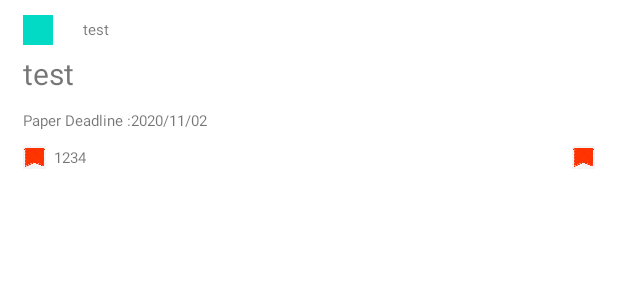
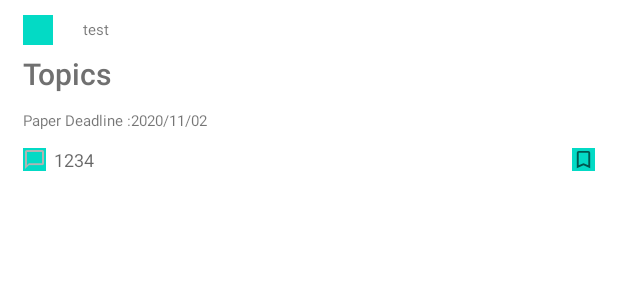
Before and after one commit to axuy312/wikiCFP_APP, an Android app: the layout conference_list_item.xml on its own in the app's theme, with its tools: preview values and no code run, on a phone screen of 412 x 824 dp. Shown: the top 300 px of the screen. Run offline under Robolectric (Android 15) with nearby library versions, the phone set to English and light mode, and no system bars.

Commit message:
Adsf (#7)
* ADSFAaron 12/4 Commit

* ADSFAaron 12/4_2 Commit

* ADSFAaron 12/4 23:14 Merge

* Update README.md

update date

```diff
--- a/app/build.gradle
+++ b/app/build.gradle
@@ -5,7 +5,7 @@ plugins {
 
 android {
     compileSdkVersion 30
-    buildToolsVersion "30.0.2"
+    buildToolsVersion '30.0.2'
 
     defaultConfig {
         applicationId "com.example.conference_infinity"
--- a/app/src/main/AndroidManifest.xml
+++ b/app/src/main/AndroidManifest.xml
@@ -9,7 +9,7 @@
         android:roundIcon="@mipmap/ic_launcher_round"
         android:supportsRtl="true"
         android:theme="@style/Theme.Conference_Infinity">
-        <activity android:name=".ArticleActivity"></activity>
+        <activity android:name=".ArticleActivity" />
         <activity android:name=".ConferencesActivity" />
         <activity android:name=".LoginActivity_Phone" />
         <activity android:name=".PreferenceActivity" />
--- a/app/src/main/java/com/example/conference_infinity/CategoryFragment.java
+++ b/app/src/main/java/com/example/conference_infinity/CategoryFragment.java
@@ -102,7 +102,7 @@ public class CategoryFragment extends Fragment {
 
         //Update List
         FirebaseDatabase database = FirebaseDatabase.getInstance();
-        DatabaseReference myRef = database.getReference("Category");
+        DatabaseReference myRef = database.getReference("CategorysPreview");
         myRef.addValueEventListener(new ValueEventListener() {
             @Override
             public void onDataChange(DataSnapshot dataSnapshot) {
--- a/app/src/main/java/com/example/conference_infinity/listview/MyListAdapter_Category.java
+++ b/app/src/main/java/com/example/conference_infinity/listview/MyListAdapter_Category.java
@@ -64,7 +64,7 @@ public class MyListAdapter_Category extends BaseAdapter {
         }
         holder.title.setText(titles[position]);
         holder.icon.setImageResource(R.drawable.img);
-        holder.tag.setImageResource(R.drawable.tag);
+        holder.tag.setImageResource(R.drawable.ic_bookmark_off);
         return convertView;
     }
 }
--- a/app/src/main/res/layout/activity_article.xml
+++ b/app/src/main/res/layout/activity_article.xml
@@ -145,7 +145,7 @@
             android:layout_width="match_parent"
             android:layout_height="wrap_content"
             android:layout_gravity="bottom"
-            app:backgroundTint="@android:color/holo_blue_light"
+            app:backgroundTint="@color/white_gray"
             app:fabAlignmentMode="end"
             app:fabAnimationMode="slide"
             app:fabCradleMargin="10sp"
@@ -163,7 +163,7 @@
             android:layout_height="wrap_content"
             android:contentDescription="@string/add"
             android:src="@drawable/ic_add"
-            app:backgroundTint="@android:color/holo_red_light"
+            app:backgroundTint="@android:color/white"
             app:fabSize="normal"
             app:layout_anchor="@id/bottomAppBar" />
 
--- a/app/src/main/res/layout/activity_conferences.xml
+++ b/app/src/main/res/layout/activity_conferences.xml
@@ -78,7 +78,7 @@
                 android:layout_width="30dp"
                 android:layout_height="30dp"
                 android:scaleType="centerInside"
-                android:src="@drawable/tag"/>
+                android:src="@drawable/ic_bookmark_off"/>
 
         </LinearLayout>
 
--- a/app/src/main/res/layout/conference_list_item.xml
+++ b/app/src/main/res/layout/conference_list_item.xml
@@ -2,9 +2,9 @@
 <LinearLayout xmlns:android="http://schemas.android.com/apk/res/android"
     android:layout_width="match_parent"
     android:layout_height="wrap_content"
+    android:orientation="vertical"
     android:paddingHorizontal="15dp"
-    android:paddingVertical="10dp"
-    android:orientation="vertical">
+    android:paddingVertical="10dp">
 
     <LinearLayout
         android:layout_width="wrap_content"
@@ -15,20 +15,21 @@
             android:id="@+id/category_item_icon"
             android:layout_width="20dp"
             android:layout_height="20dp"
-            android:scaleType="centerInside"
-            android:background="@color/teal_200"/>
+            android:background="@color/teal_200"
+            android:scaleType="centerInside" />
 
         <TextView
             android:id="@+id/category_item_title"
             android:layout_width="0dp"
             android:layout_height="20dp"
             android:layout_weight="1"
-            android:paddingLeft="20dp"
-            android:textSize="10dp"
+            android:gravity="center_vertical"
+            android:maxLines="2"
+            android:paddingStart="20sp"
+            android:paddingEnd="0sp"
+            android:singleLine="false"
             android:text="test"
-            android:singleLine="false"
-            android:maxLines="2"
-            android:gravity="center_vertical"/>
+            android:textSize="10dp" />
 
     </LinearLayout>
 
@@ -36,12 +37,13 @@
         android:id="@+id/conference_item_title"
         android:layout_width="match_parent"
         android:layout_height="wrap_content"
+        android:gravity="center_vertical"
+        android:maxLines="2"
         android:paddingVertical="5dp"
-        android:textSize="20dp"
-        android:text="test"
         android:singleLine="false"
-        android:maxLines="2"
-        android:gravity="center_vertical"/>
+        android:text="@string/topics"
+        android:textAppearance="@style/TextAppearance.AppCompat.Title"
+        android:textColor="@color/dark_gray" />
 
     <LinearLayout
         android:layout_width="wrap_content"
@@ -51,46 +53,47 @@
         <TextView
             android:layout_width="match_parent"
             android:layout_height="wrap_content"
+            android:gravity="center_vertical"
             android:paddingVertical="5dp"
-            android:textSize="10dp"
             android:text="@string/Paper_Deadline"
-            android:gravity="center_vertical"/>
+            android:textSize="10dp" />
 
         <TextView
             android:id="@+id/conference_item_deadline"
             android:layout_width="match_parent"
             android:layout_height="wrap_content"
+            android:gravity="center_vertical"
+            android:maxLines="2"
             android:paddingVertical="5dp"
-            android:textSize="10dp"
+            android:singleLine="false"
             android:text="2020/11/02"
-            android:singleLine="false"
-            android:maxLines="2"
-            android:gravity="center_vertical"/>
+            android:textSize="10dp" />
 
     </LinearLayout>
 
     <LinearLayout
         android:layout_width="match_parent"
         android:layout_height="wrap_content"
-        android:orientation="horizontal"
-        android:gravity="center_vertical">
+        android:gravity="center_vertical"
+        android:orientation="horizontal">
 
         <ImageView
             android:layout_width="15dp"
             android:layout_height="15dp"
+            android:background="@color/teal_200"
             android:scaleType="centerInside"
-            android:src="@drawable/tag"
-            android:background="@color/teal_200"/>
+            android:src="@drawable/ic_comments" />
 
         <TextView
             android:id="@+id/comment_number"
             android:layout_width="wrap_content"
             android:layout_height="wrap_content"
-            android:paddingLeft="5dp"
+            android:gravity="center_vertical"
             android:paddingVertical="5dp"
-            android:textSize="10dp"
+            android:paddingStart="5sp"
+            android:paddingEnd="0sp"
             android:text="1234"
-            android:gravity="center_vertical"/>
+            android:textAppearance="@style/TextAppearance.AppCompat.Caption" />
 
         <LinearLayout
             android:layout_width="0dp"
@@ -103,9 +106,10 @@
                 android:id="@+id/bell"
                 android:layout_width="15dp"
                 android:layout_height="15dp"
+                android:background="@color/teal_200"
+                android:contentDescription="@string/bookmarked"
                 android:scaleType="centerInside"
-                android:src="@drawable/tag"
-                android:background="@color/teal_200"/>
+                android:src="@drawable/ic_bookmark_off" />
 
         </LinearLayout>
 
--- /dev/null
+++ b/app/src/main/res/layout/layout_settings/drawable/ic_done.xml
@@ -0,0 +1,5 @@
+<vector android:height="24dp" android:tint="#FF6E40"
+    android:viewportHeight="24" android:viewportWidth="24"
+    android:width="24dp" xmlns:android="http://schemas.android.com/apk/res/android">
+    <path android:fillColor="@android:color/white" android:pathData="M9,16.2L4.8,12l-1.4,1.4L9,19 21,7l-1.4,-1.4L9,16.2z"/>
+</vector>
--- a/app/src/main/res/values/strings.xml
+++ b/app/src/main/res/values/strings.xml
@@ -53,6 +53,7 @@
     <string name="don_t_have_an_account_signup">Don\'t have an account? SIGNUP</string>
 
     <string name="Category">Category</string>
+    <string name="Conference">Conference</string>
     <string name="Bookmark_Topics">Bookmark Topics</string>
     <string name="All_Topics">All Topics</string>
 
@@ -64,5 +65,6 @@
     <string name="conference_name">Conference Name</string>
     <string name="conference_date">Conference Date</string>
     <string name="conference_location">Conference Location</string>
+    <string name="bookmarked">Bookmarked</string>
 
 </resources>
--- a/app/src/main/res/values/themes.xml
+++ b/app/src/main/res/values/themes.xml
@@ -2,8 +2,8 @@
     <!-- Base application theme. -->
     <style name="Theme.Conference_Infinity" parent="Theme.MaterialComponents.DayNight.NoActionBar">
         <!-- Primary brand color. -->
-        <item name="colorPrimary">@color/purple_500</item>
-        <item name="colorPrimaryVariant">@color/purple_700</item>
+        <item name="colorPrimary">@color/orange</item>
+        <item name="colorPrimaryVariant">@color/dark_gray</item>
         <item name="colorOnPrimary">@color/white</item>
         <!-- Secondary brand color. -->
         <item name="colorSecondary">@color/teal_200</item>
```
Also changed, not shown: app/src/main/java/com/example/conference_infinity/ArticleActivity.java (+10 -0 lines), app/src/main/java/com/example/conference_infinity/HomeFragment.java (+81 -7 lines), app/src/main/java/com/example/conference_infinity/register/Register_Language.java (+62 -4 lines), app/src/main/java/com/example/conference_infinity/register/Register_Mail.java (+31 -5 lines), app/src/main/java/com/example/conference_infinity/register/Register_Nickname.java (+18 -5 lines), app/src/main/java/com/example/conference_infinity/register/Register_Password.java (+16 -4 lines), app/src/main/res/layout/layout_home/layout/fragment_category.xml (+47 -12 lines), app/src/main/res/layout/layout_home/layout/fragment_home.xml (+64 -10 lines), 1 other file.
